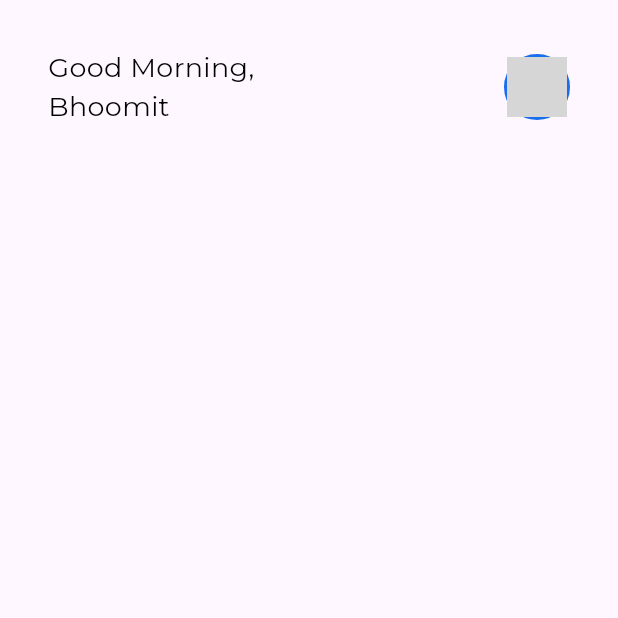
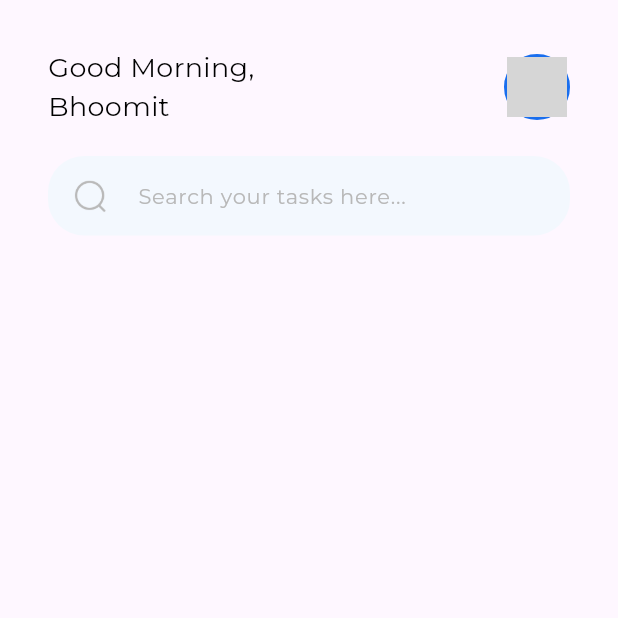
Before and after one commit to bhoomit74/todo, a Flutter app: the screen it shows after launch, on a phone screen of 412 x 824 dp, the top half of it. Run offline on Flutter 3.47's test engine with Material 3 defaults, Android fonts, the phone set to English and light mode, and no system bars; drawn by our look-alikes of cached_network_image; our stand-ins replace gap, google_fonts; network calls fail; grey boxes are pictures that could not be loaded.

Commit message:
feat: Add searchbar to dashboard.

```diff
--- a/lib/presentation/pages/dashboard/dashboard.dart
+++ b/lib/presentation/pages/dashboard/dashboard.dart
@@ -1,18 +1,29 @@
 import 'package:flutter/material.dart';
 import 'package:todo/presentation/pages/dashboard/components/header.dart';
 import 'package:todo/presentation/styles/app_constants.dart';
+import 'package:todo/presentation/styles/app_strings.dart';
+import 'package:todo/presentation/widgets/app_search_bar.dart';
 
 class Dashboard extends StatelessWidget {
   const Dashboard({super.key});
 
   @override
   Widget build(BuildContext context) {
-    return const Scaffold(
+    return Scaffold(
       body: SafeArea(
           child: Padding(
         padding: AppConstants.padding32,
         child: Column(
-          children: [Header()],
+          children: [
+            const Header(),
+            AppConstants.gap20,
+            AppSearchBar(
+                hint: AppStrings.searchTaskHere,
+                onSearch: (query) {
+                  //TODO: Perform search
+                }),
+            AppConstants.gap20,
+          ],
         ),
       )),
     );
--- a/lib/presentation/styles/app_images.dart
+++ b/lib/presentation/styles/app_images.dart
@@ -1,4 +1,5 @@
 class AppImages {
   static const String defaultProfilePic =
       "https://cdn1.iconfinder.com/data/icons/facely-metapeople-3d-avatar-set/512/17._Designer.png";
+  static const String search = "assets/search.png";
 }
--- a/lib/presentation/styles/app_strings.dart
+++ b/lib/presentation/styles/app_strings.dart
@@ -1,3 +1,4 @@
 class AppStrings {
   static const String todo = "TODO";
+  static const String searchTaskHere = "Search your tasks here...";
 }
--- a/pubspec.yaml
+++ b/pubspec.yaml
@@ -62,8 +62,8 @@ flutter:
   uses-material-design: true
 
   # To add assets to your application, add an assets section, like this:
-  # assets:
-  #   - images/a_dot_burr.jpeg
+  assets:
+    - assets/
   #   - images/a_dot_ham.jpeg
 
   # An image asset can refer to one or more resolution-specific "variants", see
```
Also changed, not shown: assets/search.png (added).
